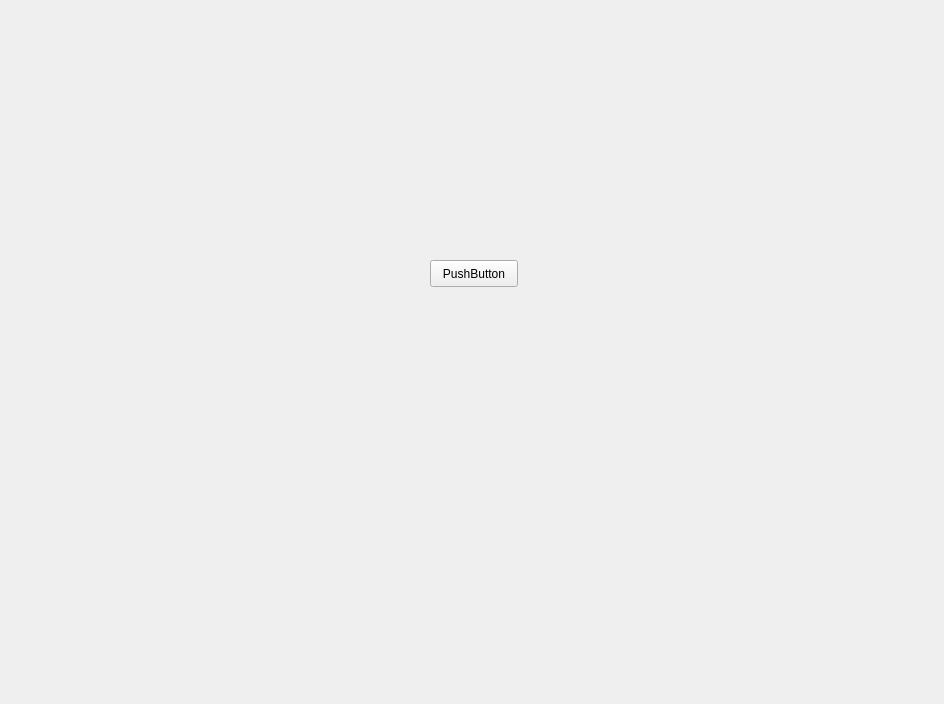
Qt form ROS2/day2/hw2/day2_hw2_package/ui/mainwindow.ui (j00h0jin/21th_robit_intern_Hojin_Joo) before a commit.
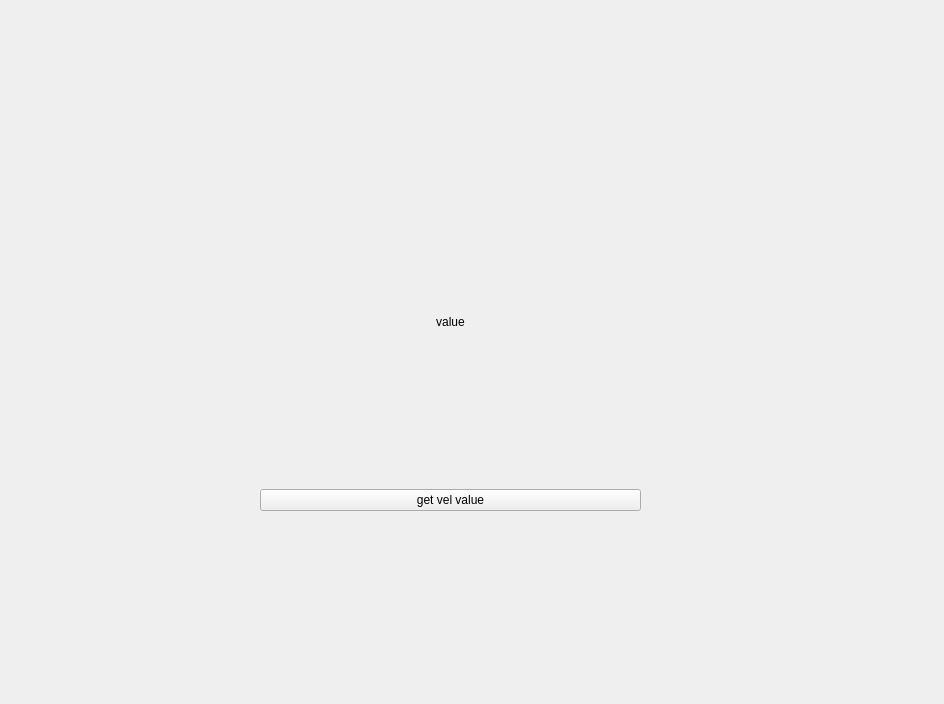
The same form after that commit. Icons and pictures are not drawn.

Commit message: ✅ feat: connect qt ui <-> vel value

The edit to the form file:
```diff
--- a/ROS2/day2/hw2/day2_hw2_package/ui/mainwindow.ui
+++ b/ROS2/day2/hw2/day2_hw2_package/ui/mainwindow.ui
@@ -21,18 +21,34 @@
    <locale language="English" country="Australia"/>
   </property>
   <widget class="QWidget" name="centralwidget">
-   <widget class="QPushButton" name="pushButton">
+   <widget class="QWidget" name="layoutWidget">
     <property name="geometry">
      <rect>
-      <x>430</x>
-      <y>260</y>
-      <width>88</width>
-      <height>27</height>
+      <x>260</x>
+      <y>160</y>
+      <width>381</width>
+      <height>351</height>
      </rect>
     </property>
-    <property name="text">
-     <string>PushButton</string>
-    </property>
+    <layout class="QGridLayout" name="gridLayout">
+     <item row="0" column="0">
+      <widget class="QLabel" name="label">
+       <property name="text">
+        <string>value</string>
+       </property>
+       <property name="alignment">
+        <set>Qt::AlignCenter</set>
+       </property>
+      </widget>
+     </item>
+     <item row="1" column="0">
+      <widget class="QPushButton" name="pushButton">
+       <property name="text">
+        <string>get vel value</string>
+       </property>
+      </widget>
+     </item>
+    </layout>
    </widget>
   </widget>
   <action name="action_Quit">
```
The commit also changes 4 other files.
